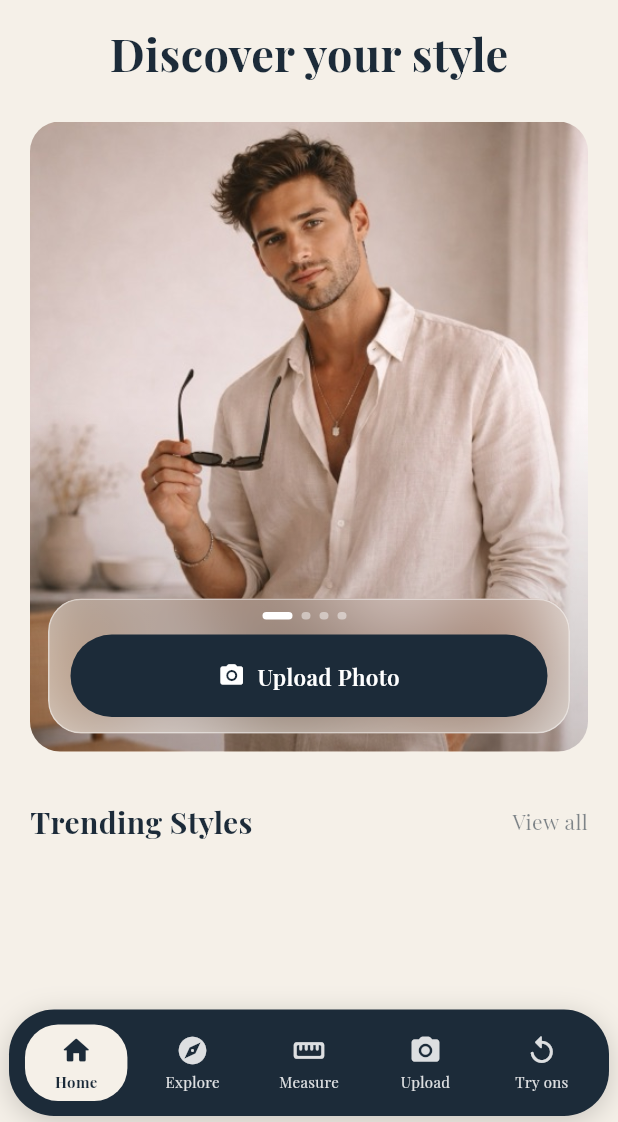
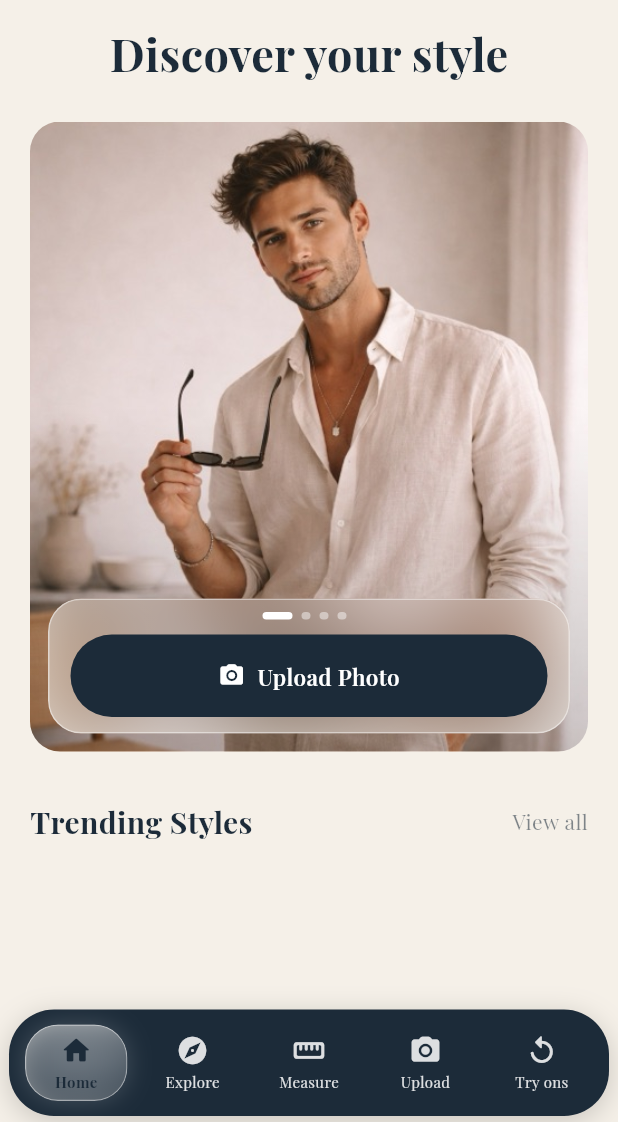
Before and after one commit to ShaneRowell/LoomeeApp, a Flutter app: the HomeScreen screen opened by its route, on a phone screen of 412 x 824 dp, the part 114-1236 px from its top. Run offline on Flutter 3.47's test engine with Material 3 defaults, Android fonts, the phone set to English and light mode, and no system bars; our stand-ins replace cached_network_image, flutter_dotenv, flutter_svg, google_fonts, image_picker, permission_handler and 2 more; accounts and stored records are empty; network calls fail; statements that could not run were skipped.

Commit message:
feat(navbar): liquid glass effect on pill indicator
Replaced the solid cream pill with a frosted glass design:
- BackdropFilter blur (sigma 12) for the frosted base
- Top-to-bottom white gradient (32%→10% opacity) for the lens refraction
- Thin white border (0.8px, 45% opacity) for the glass edge highlight
- Outer white glow via boxShadow for the liquid shimmer

```diff
--- a/frontend/lib/screens/home/home_screen.dart
+++ b/frontend/lib/screens/home/home_screen.dart
@@ -206,7 +206,7 @@ class _HomeScreenState extends State<HomeScreen> {
                 child: Stack(
                   clipBehavior: Clip.hardEdge,
                   children: [
-                    // ── Pill indicator ─────────────────────────────
+                    // ── Pill indicator — liquid glass ──────────────
                     AnimatedPositioned(
                       duration: _navDragFraction != null
                           ? Duration.zero
@@ -218,8 +218,40 @@ class _HomeScreenState extends State<HomeScreen> {
                       width: pillWidth,
                       child: Container(
                         decoration: BoxDecoration(
-                          color: AppTheme.backgroundColor,
                           borderRadius: BorderRadius.circular(22),
+                          boxShadow: [
+                            // Outer white glow
+                            BoxShadow(
+                              color: Colors.white.withValues(alpha: 0.18),
+                              blurRadius: 14,
+                              spreadRadius: 0,
+                            ),
+                          ],
+                        ),
+                        child: ClipRRect(
+                          borderRadius: BorderRadius.circular(22),
+                          child: BackdropFilter(
+                            filter: ImageFilter.blur(sigmaX: 12, sigmaY: 12),
+                            child: Container(
+                              decoration: BoxDecoration(
+                                borderRadius: BorderRadius.circular(22),
+                                // Frosted glass gradient — bright top, fades down
+                                gradient: LinearGradient(
+                                  begin: Alignment.topCenter,
+                                  end: Alignment.bottomCenter,
+                                  colors: [
+                                    Colors.white.withValues(alpha: 0.32),
+                                    Colors.white.withValues(alpha: 0.10),
+                                  ],
+                                ),
+                                // Glass edge highlight
+                                border: Border.all(
+                                  color: Colors.white.withValues(alpha: 0.45),
+                                  width: 0.8,
+                                ),
+                              ),
+                            ),
+                          ),
                         ),
                       ),
                     ),
```
